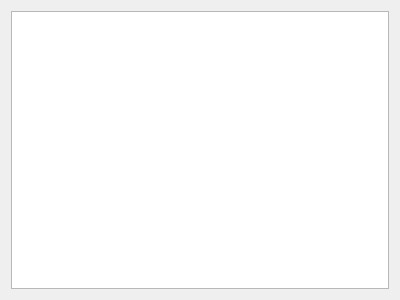
ivan-selchenkov/QWord, file about.ui: the form before one commit.
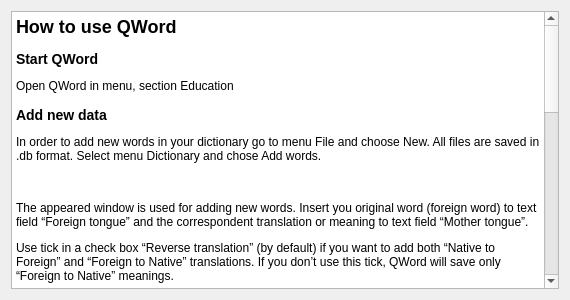
The form after the commit. Icons and pictures are not drawn.

Commit message: Translation edit & new help files

Patch:
```diff
--- a/about.ui
+++ b/about.ui
@@ -6,7 +6,7 @@
    <rect>
     <x>0</x>
     <y>0</y>
-    <width>400</width>
+    <width>570</width>
     <height>300</height>
    </rect>
   </property>
@@ -15,7 +15,37 @@
   </property>
   <layout class="QGridLayout" name="gridLayout">
    <item row="0" column="0">
-    <widget class="QTextEdit" name="textEdit"/>
+    <widget class="QTextEdit" name="textEdit">
+     <property name="html">
+      <string>&lt;!DOCTYPE HTML PUBLIC &quot;-//W3C//DTD HTML 4.0//EN&quot; &quot;http://www.w3.org/TR/REC-html40/strict.dtd&quot;&gt;
+&lt;html&gt;&lt;head&gt;&lt;meta name=&quot;qrichtext&quot; content=&quot;1&quot; /&gt;&lt;style type=&quot;text/css&quot;&gt;
+p, li { white-space: pre-wrap; }
+&lt;/style&gt;&lt;/head&gt;&lt;body style=&quot; font-family:'Liberation Sans'; font-size:9pt; font-weight:400; font-style:normal;&quot;&gt;
+&lt;p style=&quot; margin-top:16px; margin-bottom:12px; margin-left:0px; margin-right:0px; -qt-block-indent:0; text-indent:0px;&quot;&gt;&lt;span style=&quot; font-size:x-large; font-weight:600;&quot;&gt;How to use QWord&lt;/span&gt; &lt;/p&gt;
+&lt;p style=&quot; margin-top:14px; margin-bottom:12px; margin-left:0px; margin-right:0px; -qt-block-indent:0; text-indent:0px;&quot;&gt;&lt;span style=&quot; font-size:large; font-weight:600;&quot;&gt;Start QWord&lt;/span&gt; &lt;/p&gt;
+&lt;p style=&quot; margin-top:12px; margin-bottom:12px; margin-left:0px; margin-right:0px; -qt-block-indent:0; text-indent:0px;&quot;&gt;Open QWord in menu, section Education &lt;/p&gt;
+&lt;p style=&quot; margin-top:14px; margin-bottom:12px; margin-left:0px; margin-right:0px; -qt-block-indent:0; text-indent:0px;&quot;&gt;&lt;span style=&quot; font-size:large; font-weight:600;&quot;&gt;Add new data&lt;/span&gt; &lt;/p&gt;
+&lt;p style=&quot; margin-top:12px; margin-bottom:12px; margin-left:0px; margin-right:0px; -qt-block-indent:0; text-indent:0px;&quot;&gt;In order to add new words in your dictionary go to menu File and choose New. All files are saved in .db format. Select menu Dictionary and chose Add words. &lt;/p&gt;
+&lt;p style=&quot; margin-top:12px; margin-bottom:12px; margin-left:0px; margin-right:0px; -qt-block-indent:0; text-indent:0px;&quot;&gt;&lt;img src=&quot;:/images/help/newword.jpg&quot; /&gt; &lt;/p&gt;
+&lt;p style=&quot; margin-top:12px; margin-bottom:12px; margin-left:0px; margin-right:0px; -qt-block-indent:0; text-indent:0px;&quot;&gt;The appeared window is used for adding new words. Insert you original word (foreign word) to text field “Foreign tongue” and the correspondent translation or meaning to text field “Mother tongue”. &lt;/p&gt;
+&lt;p style=&quot; margin-top:12px; margin-bottom:12px; margin-left:0px; margin-right:0px; -qt-block-indent:0; text-indent:0px;&quot;&gt;Use tick in a check box “Reverse translation” (by default) if you want to add both “Native to Foreign” and “Foreign to Native” translations. If you don’t use this tick, QWord will save only “Foreign to Native” meanings. &lt;/p&gt;
+&lt;p style=&quot; margin-top:12px; margin-bottom:12px; margin-left:0px; margin-right:0px; -qt-block-indent:0; text-indent:0px;&quot;&gt;Press the button Next to add another word till your dictionary will be complited. &lt;/p&gt;
+&lt;p style=&quot; margin-top:12px; margin-bottom:12px; margin-left:0px; margin-right:0px; -qt-block-indent:0; text-indent:0px;&quot;&gt;Note: Make your own dictionary with different data files, where words are classified by thems (colors, transport, food, traveling, etc). It is not neccesary to make big files because of troble to learn much words in a time. &lt;/p&gt;
+&lt;p style=&quot; margin-top:14px; margin-bottom:12px; margin-left:0px; margin-right:0px; -qt-block-indent:0; text-indent:0px;&quot;&gt;&lt;span style=&quot; font-size:large; font-weight:600;&quot;&gt;Open data&lt;/span&gt; &lt;/p&gt;
+&lt;p style=&quot; margin-top:12px; margin-bottom:12px; margin-left:0px; margin-right:0px; -qt-block-indent:0; text-indent:0px;&quot;&gt;To open existing data files go to menu File and chose Open. In appropriate catalog select data file you want in .db format. &lt;/p&gt;
+&lt;p style=&quot; margin-top:14px; margin-bottom:12px; margin-left:0px; margin-right:0px; -qt-block-indent:0; text-indent:0px;&quot;&gt;&lt;span style=&quot; font-size:large; font-weight:600;&quot;&gt;Learning words&lt;/span&gt; &lt;/p&gt;
+&lt;p style=&quot; margin-top:12px; margin-bottom:12px; margin-left:0px; margin-right:0px; -qt-block-indent:0; text-indent:0px;&quot;&gt;Picture In the main window you start to study new words or revise your knowlege. &lt;/p&gt;
+&lt;p style=&quot; margin-top:12px; margin-bottom:12px; margin-left:0px; margin-right:0px; -qt-block-indent:0; text-indent:0px;&quot;&gt;By default QWord will offer words in “Native to Foreign”, e.g. Will present you a word in Native form in order to translate it to Foreign. Tick the box “Foreign—&amp;gt; Native” to make the opposite translation. &lt;/p&gt;
+&lt;p style=&quot; margin-top:12px; margin-bottom:12px; margin-left:0px; margin-right:0px; -qt-block-indent:0; text-indent:0px;&quot;&gt;For studing you have to choose the mode you want. There are three modes in QWord. &lt;/p&gt;
+&lt;ul style=&quot;-qt-list-indent: 1;&quot;&gt;&lt;li style=&quot; margin-top:12px; margin-bottom:12px; margin-left:0px; margin-right:0px; -qt-block-indent:0; text-indent:0px;&quot;&gt;In Normal Mode (by defalt) the program asks to give a translation or meaning of words from your dictionary. This is so called traning mode. Press button “Start” to begin. &lt;/li&gt;&lt;/ul&gt;
+&lt;p style=&quot; margin-top:12px; margin-bottom:12px; margin-left:0px; margin-right:0px; -qt-block-indent:0; text-indent:0px;&quot;&gt;&lt;img src=&quot;:/images/help/normalmode.jpg&quot; /&gt;&lt;/p&gt;
+&lt;p style=&quot; margin-top:12px; margin-bottom:12px; margin-left:0px; margin-right:0px; -qt-block-indent:0; text-indent:0px;&quot;&gt;Rhight translation will appear in the upper text line. If the answer is rhight you will see good smile :) in the rhight corner, if not a bad smile :( will appear. At the end of each round statistics of rhight/wrong answers are aviable. &lt;/p&gt;
+&lt;ul style=&quot;-qt-list-indent: 1;&quot;&gt;&lt;li style=&quot; margin-top:12px; margin-bottom:12px; margin-left:0px; margin-right:0px; -qt-block-indent:0; text-indent:0px;&quot;&gt;You can use Learn Mode if tick appropriate box and press “Start”. This function is for study new words. Simply repeat a translation after computer and wrhite down in a text field. &lt;/li&gt;&lt;/ul&gt;
+&lt;ul style=&quot;-qt-list-indent: 1;&quot;&gt;&lt;li style=&quot; margin-top:12px; margin-bottom:12px; margin-left:0px; margin-right:0px; -qt-block-indent:0; text-indent:0px;&quot;&gt;Tray Mode. Start this function with ticking the box and press “Start”. Tray Mode allows QWord to ask words between appointed period of time. QWord will present any amount of words in any time, that you can select in Inquiry configuration window. That could be a usfull feacher to easier learning of words. &lt;/li&gt;&lt;/ul&gt;
+&lt;p style=&quot; margin-top:12px; margin-bottom:12px; margin-left:0px; margin-right:0px; -qt-block-indent:0; text-indent:0px;&quot;&gt;&lt;img src=&quot;:/images/help/traymode.jpg&quot; /&gt;&lt;/p&gt;
+&lt;p style=&quot; margin-top:12px; margin-bottom:12px; margin-left:0px; margin-right:0px; -qt-block-indent:0; text-indent:0px;&quot;&gt;Nice studing!&lt;/p&gt;&lt;/body&gt;&lt;/html&gt;</string>
+     </property>
+    </widget>
    </item>
   </layout>
  </widget>
```
The commit also changes 9 other files.
